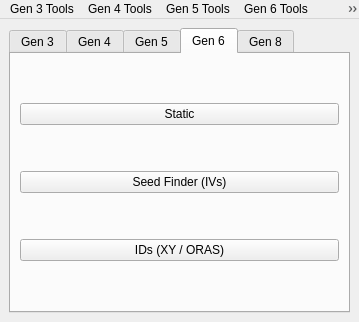
Before: the Qt Designer form Form/MainWindow.ui in Vict0rious7/PokeFinderPlus, drawn with Qt 5.
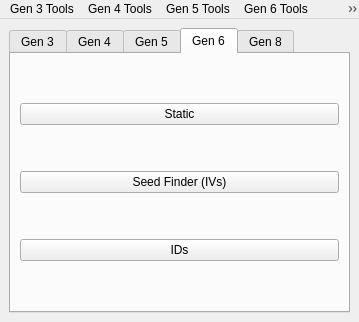
After: the same form once the commit is applied. The open tabs and pages were chosen to show the change. Icons and pictures are not drawn.

Commit message:
[Gen 6] IDs: X/Y and OR/AS tabs in the PokéFinder layout, button "IDs"
Game list replaced by X/Y and OR/AS tabs, like Gen 3's game tabs. Each tab uses the other ID windows'
layout: Seed Finder and Generator / SID Finder group boxes with RNG Info, tables underneath, TextBox
fields with Title Case labels. X/Y's filters are PokéFinder's IDs filter (TID, SID, TID/SID, PID,
TSV); the TRV column stays. On OR/AS, Space always adds a launch. Window title "Gen 6 TID/SID".

Claude-Session: https://claude.ai/code/session_01Y2jG9dddrtPRxVYgi4gzpN

Diff of the .ui file:
```diff
--- a/Form/MainWindow.ui
+++ b/Form/MainWindow.ui
@@ -180,7 +180,7 @@
         <item row="2" column="0">
          <widget class="QPushButton" name="pushButtonIDs6">
           <property name="text">
-           <string>IDs (XY / ORAS)</string>
+           <string>IDs</string>
           </property>
          </widget>
         </item>
```
The commit also changes 6 other files.
